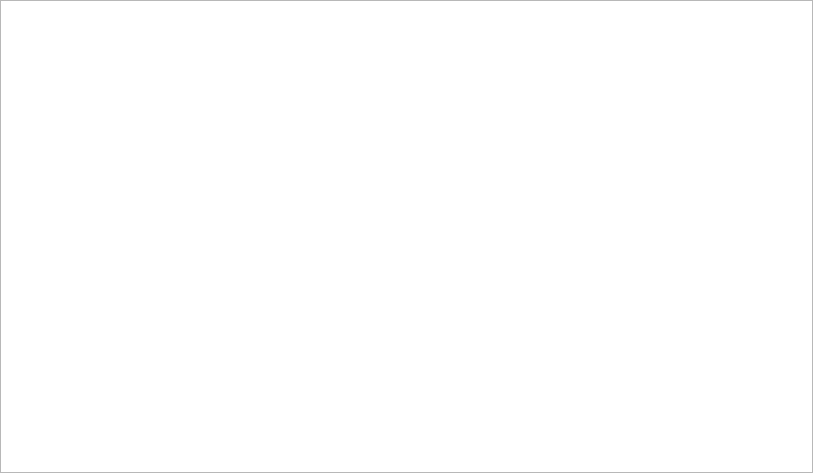
Qt form src/qmap/ui_listmodules.ui (roam-qgis/Roam) before a commit.
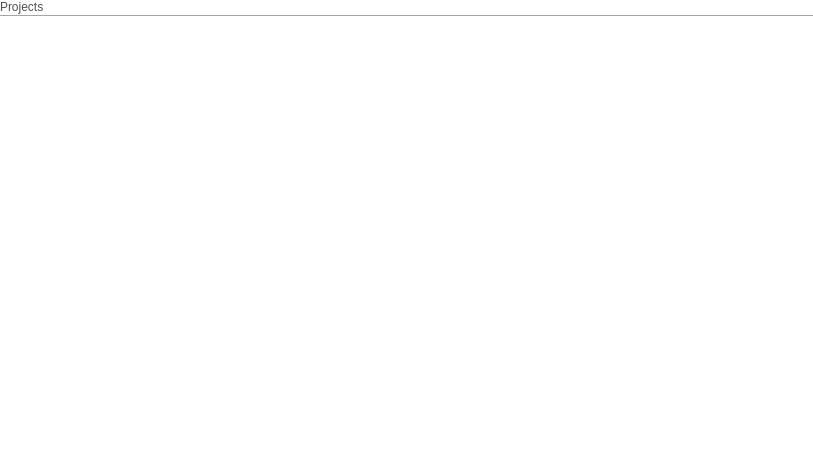
The same form after that commit.

Commit message: Style side panel as black. Remove map tool icons Add data entry combo box Add titles to each page.

Patch:
```diff
--- a/src/qmap/ui_listmodules.ui
+++ b/src/qmap/ui_listmodules.ui
@@ -23,7 +23,7 @@
    <bool>false</bool>
   </property>
   <property name="styleSheet">
-   <string notr="true"/>
+   <string notr="true">background-color: rgb(255, 255, 255);</string>
   </property>
   <layout class="QGridLayout" name="gridLayout">
    <property name="margin">
@@ -32,10 +32,46 @@
    <property name="spacing">
     <number>0</number>
    </property>
-   <item row="0" column="0">
+   <item row="3" column="0">
     <widget class="QListWidget" name="moduleList">
      <property name="styleSheet">
       <string notr="true">QListWidget:item:hover {background-color: #dddddd;}</string>
+     </property>
+     <property name="frameShape">
+      <enum>QFrame::NoFrame</enum>
+     </property>
+    </widget>
+   </item>
+   <item row="1" column="0">
+    <widget class="QLabel" name="settingsLabel_2">
+     <property name="sizePolicy">
+      <sizepolicy hsizetype="MinimumExpanding" vsizetype="Fixed">
+       <horstretch>0</horstretch>
+       <verstretch>0</verstretch>
+      </sizepolicy>
+     </property>
+     <property name="styleSheet">
+      <string notr="true">	color: #4f4f4f;
+	font: 25pt &quot;Segoe UI&quot; ;</string>
+     </property>
+     <property name="text">
+      <string>Projects</string>
+     </property>
+    </widget>
+   </item>
+   <item row="2" column="0">
+    <widget class="Line" name="line">
+     <property name="styleSheet">
+      <string notr="true">color: rgb(165, 165, 165);</string>
+     </property>
+     <property name="frameShadow">
+      <enum>QFrame::Plain</enum>
+     </property>
+     <property name="lineWidth">
+      <number>1</number>
+     </property>
+     <property name="orientation">
+      <enum>Qt::Horizontal</enum>
      </property>
     </widget>
    </item>
```
The commit also changes 4 other files.
